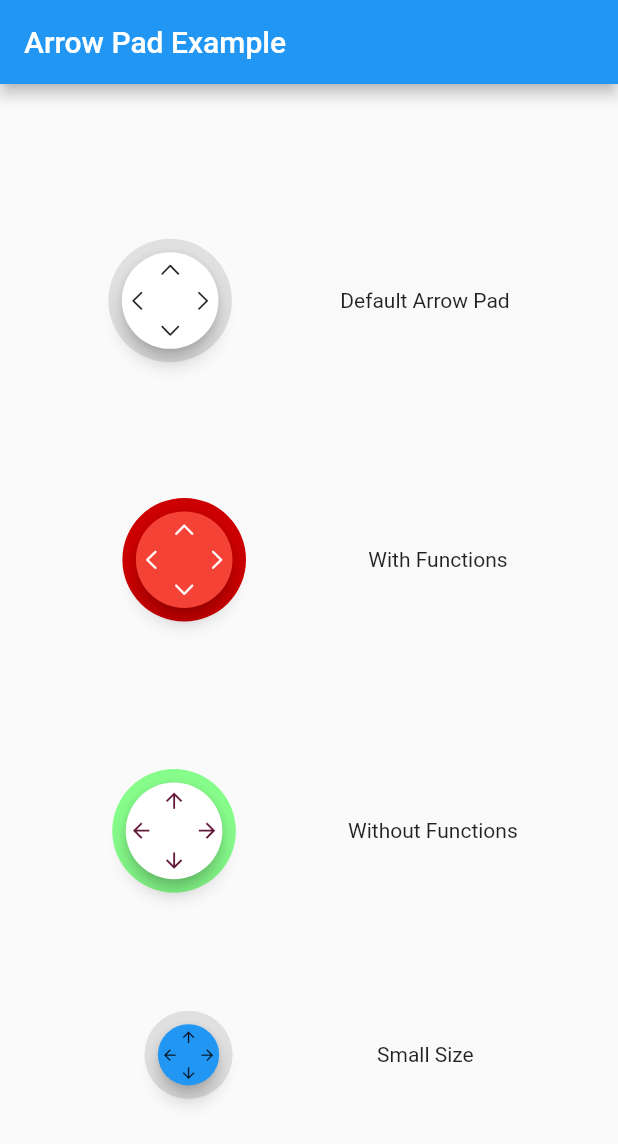
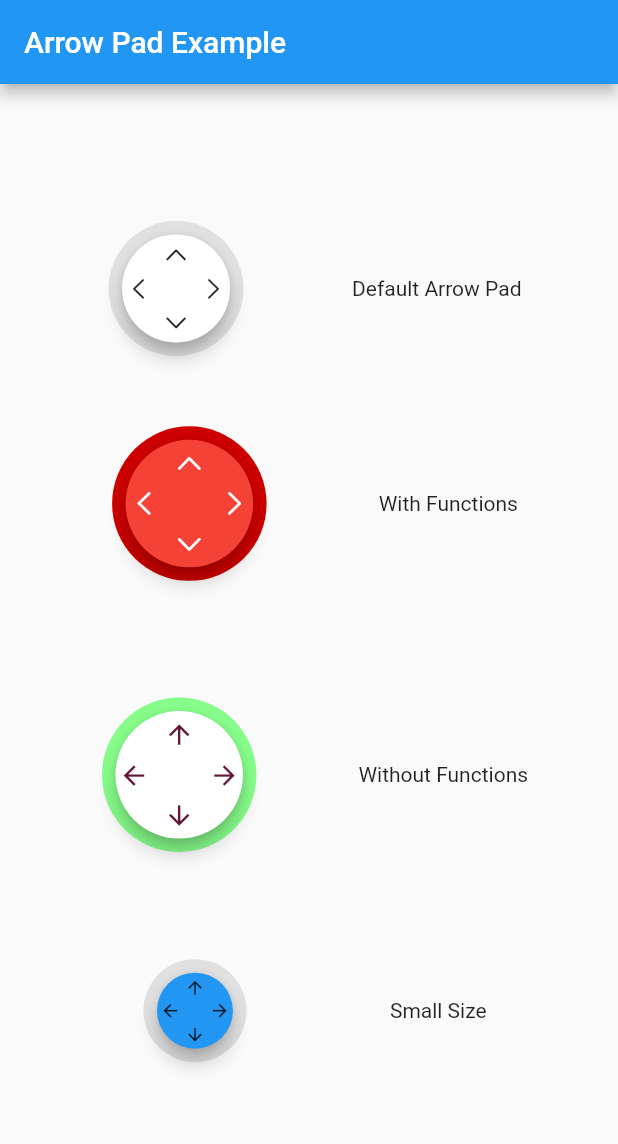
Before and after one commit to immadisairaj/arrow_pad, a Flutter app: the screen it shows after launch, on a phone screen of 412 x 824 dp. Shown: the top 1144 px of the screen. Run offline on Flutter 3.47's test engine with Material 2 defaults, Android fonts, the phone set to English and light mode, and no system bars.

Commit message:
remove required for height and width
- change examples
- update pubspec and changelog

````diff
--- a/example/lib/main.dart
+++ b/example/lib/main.dart
@@ -47,12 +47,9 @@ class _ArrowPadExampleState extends State<ArrowPadExample> {
           children: [
             Row(
               mainAxisAlignment: MainAxisAlignment.spaceEvenly,
-              children: [
-                ArrowPad(
-                  height: height / 5,
-                  width: width / 5,
-                ),
-                const Text('Default Arrow Pad'),
+              children: const [
+                ArrowPad(),
+                Text('Default Arrow Pad'),
               ],
             ),
             Row(
@@ -61,7 +58,7 @@ class _ArrowPadExampleState extends State<ArrowPadExample> {
                 ArrowPad(
                   padding: const EdgeInsets.all(8.0),
                   height: height / 5,
-                  width: width / 5,
+                  width: width / 4,
                   iconColor: Colors.white,
                   innerColor: Colors.red,
                   outerColor: const Color(0xFFCC0000),
@@ -97,7 +94,7 @@ class _ArrowPadExampleState extends State<ArrowPadExample> {
                 ArrowPad(
                   padding: const EdgeInsets.all(8.0),
                   height: height / 5,
-                  width: width / 5,
+                  width: width / 4,
                   arrowPadIconStyle: ArrowPadIconStyle.arrow,
                   hoverColor: Colors.green,
                   iconColor: const Color(0xFF631739),
@@ -111,7 +108,7 @@ class _ArrowPadExampleState extends State<ArrowPadExample> {
               children: [
                 ArrowPad(
                   height: height / 7,
-                  width: width / 7,
+                  width: width / 6,
                   innerColor: Colors.blue,
                   arrowPadIconStyle: ArrowPadIconStyle.arrow,
                 ),
--- a/lib/arrow_pad.dart
+++ b/lib/arrow_pad.dart
@@ -23,13 +23,23 @@ enum ArrowPadIconStyle {
 class ArrowPad extends StatelessWidget {
   /// creates a rounded widget with 4 arrow keys
   ///
-  /// required [height] and [width] determines the size of the widget.
-  /// Better to use it with min size of 55.0
+  /// - The widget uses parent's size if
+  /// [height] and [width] are not specified
+  /// - If [height] and [width] are mentioned,
+  /// widget takes the user defined values
+  /// - If parent's size is available and also user mentioned size,
+  /// then the least of the two is taken
+  /// - If the parent doesn't have a size, and user haven't mentioned the size,
+  /// it takes a value of [height] = 90 and [width] = 90 as default
+  ///
+  /// Note: It is better to use it with min size of 55.0
   ///
   /// use [onPressedUp], [onPressedLeft], [onPressedRight], [onPressedDown]
   /// to declare functions on pressed arrows
   ///
   /// [ArrowPadIconStyle] determines the style of the arrow keys
+  ///
+  /// default padding will be `const EdgeInsets.all(8.0)` unless mentioned
   ///
   /// There are different customization options available like [innerColor],
   /// [outerColor], etc.
@@ -48,8 +58,8 @@ class ArrowPad extends StatelessWidget {
   /// ```
   const ArrowPad({
     Key? key,
-    required this.height,
-    required this.width,
+    this.height,
+    this.width,
     this.onPressedUp,
     this.onPressedDown,
     this.onPressedLeft,
@@ -63,8 +73,8 @@ class ArrowPad extends StatelessWidget {
     this.padding,
   }) : super(key: key);
 
-  final double height;
-  final double width;
+  final double? height;
+  final double? width;
   final void Function()? onPressedUp;
   final void Function()? onPressedDown;
   final void Function()? onPressedRight;
@@ -79,15 +89,31 @@ class ArrowPad extends StatelessWidget {
 
   @override
   Widget build(BuildContext context) {
-    double _padSize = min(height, width);
-
     List<IconData> _icons = _getIconsFromIconStyle(arrowPadIconStyle);
 
     return Padding(
-      padding: padding ?? EdgeInsets.zero,
-      child: Container(
-        height: height,
-        width: width,
+      padding: padding ?? const EdgeInsets.all(8.0),
+      child: LayoutBuilder(
+        builder: (context, constraints) {
+          double _height = constraints.maxHeight;
+          double _width = constraints.maxWidth;
+
+          if (height != null && height! <= _height) {
+            _height = height!;
+          } else if (_height == double.infinity) {
+            _height = 90.0;
+          }
+          if (width != null && width! <= _width) {
+            _width = width!;
+          } else if (_width == double.infinity) {
+            _width = 90.0;
+          }
+
+          double _padSize = min(_height, _width);
+
+          return Container(
+            height: _height,
+            width: _width,
             color: Colors.transparent,
             child: Center(
               child: Container(
@@ -188,6 +214,8 @@ class ArrowPad extends StatelessWidget {
                 ),
               ),
             ),
+          );
+        },
       ),
     );
   }
--- a/pubspec.yaml
+++ b/pubspec.yaml
@@ -1,7 +1,8 @@
 name: arrow_pad
 description: A circular pad with 4 arrows which has a functionality of 4 buttons.
-version: 0.0.1
-homepage: https://github.com/immadisairaj/arrow_pad
+version: 0.1.0
+# homepage: https://github.com/immadisairaj/arrow_pad
+repository: https://github.com/immadisairaj/arrow_pad
 
 environment:
   sdk: ">=2.16.1 <3.0.0"
````
Also changed, not shown: example/pubspec.lock, 1 other file. Lines whose indentation alone changed are shown as unchanged.
